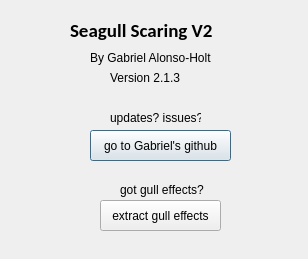
Above: ssv2_about_ui.ui from Gabriel-H189/SSV2-Qt5 before the change. Below: the same form after it.
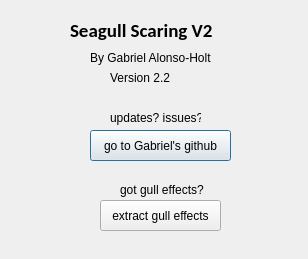
That is the form after the change.

Patch:
```diff
--- a/ssv2_about_ui.ui
+++ b/ssv2_about_ui.ui
@@ -109,7 +109,7 @@
     </rect>
    </property>
    <property name="text">
-    <string>Version 2.1.3</string>
+    <string>Version 2.2</string>
    </property>
   </widget>
  </widget>
```
